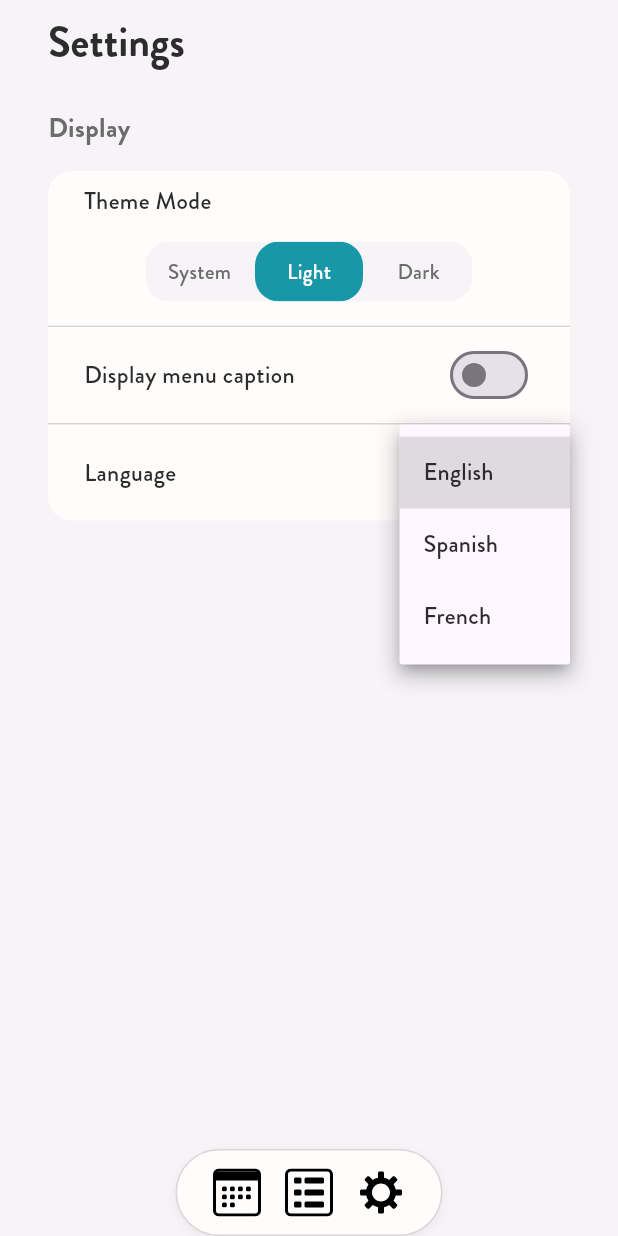
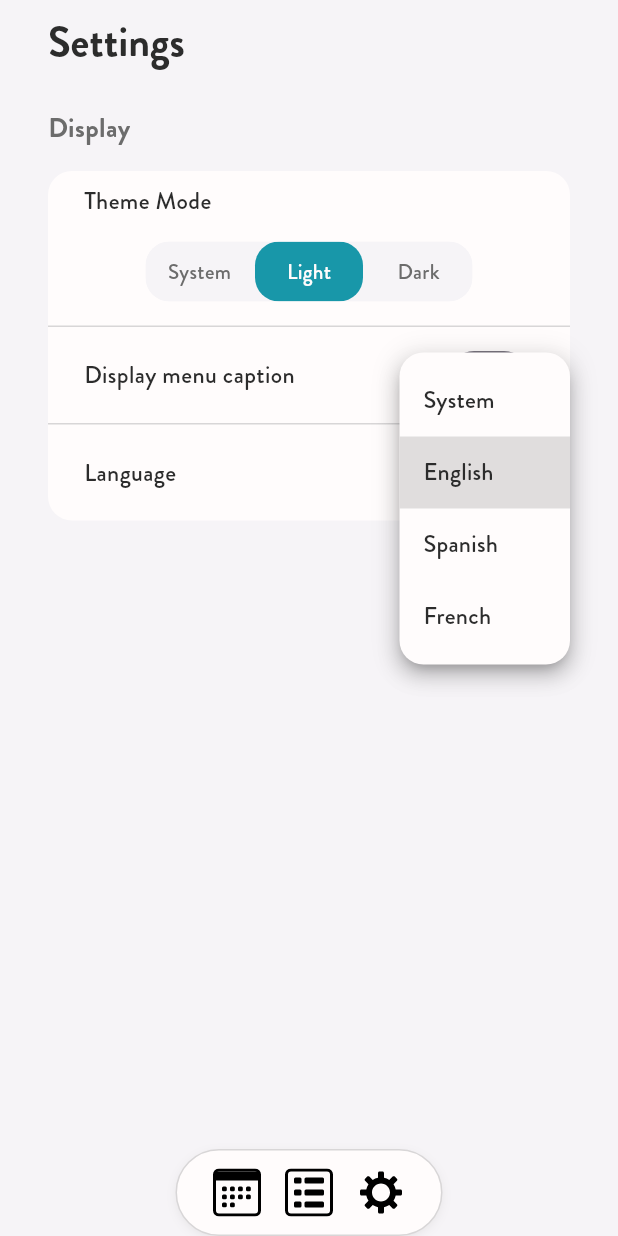
Before and after one commit to halbehers/hamewari_lunar_calendar, a Flutter app: the SettingsPage screen opened by its route, after a tap on "English", on a phone screen of 412 x 824 dp. Run offline on Flutter 3.47's test engine with Material 3 defaults, Android fonts, the phone set to English and light mode, and no system bars; drawn by our look-alikes of toggle_switch; our stand-ins replace flutter_svg, go_router, sqflite, vibration; accounts and stored records are empty.

Commit message:
Chore: custom dropdown setting

```diff
--- a/lib/l10n/app_en.arb
+++ b/lib/l10n/app_en.arb
@@ -39,6 +39,10 @@
   "@settings_language": {
     "description": "Setting language"
   },
+  "settings_language_system": "System",
+  "@settings_language_system": {
+    "description": "Setting language system label"
+  },
   "settings_theme_mode": "Theme Mode",
   "@settings_theme_mode": {
     "description": "Setting theme mode"
--- a/lib/l10n/app_es.arb
+++ b/lib/l10n/app_es.arb
@@ -9,6 +9,7 @@
   "settings_display": "Pantalla",
   "settings_display_menu_caption": "Mostrar las etiquetas del menú",
   "settings_language": "Idioma",
+  "settings_language_system": "Sistema",
   "settings_theme_mode": "Tema",
   "theme_mode_dark": "Oscuro",
   "theme_mode_light": "Claro",
--- a/lib/l10n/app_fr.arb
+++ b/lib/l10n/app_fr.arb
@@ -9,6 +9,7 @@
   "settings_display": "Affichage",
   "settings_display_menu_caption": "Afficher les labels du menu",
   "settings_language": "Langue",
+  "settings_language_system": "Système",
   "settings_theme_mode": "Thème",
   "theme_mode_dark": "Sombre",
   "theme_mode_light": "Clair",
--- a/lib/l10n/app_localizations.dart
+++ b/lib/l10n/app_localizations.dart
@@ -160,6 +160,12 @@ abstract class AppLocalizations {
   /// **'Language'**
   String get settings_language;
 
+  /// Setting language system label
+  ///
+  /// In en, this message translates to:
+  /// **'System'**
+  String get settings_language_system;
+
   /// Setting theme mode
   ///
   /// In en, this message translates to:
--- a/lib/l10n/app_localizations_en.dart
+++ b/lib/l10n/app_localizations_en.dart
@@ -39,6 +39,9 @@ class AppLocalizationsEn extends AppLocalizations {
   String get settings_language => 'Language';
 
   @override
+  String get settings_language_system => 'System';
+
+  @override
   String get settings_theme_mode => 'Theme Mode';
 
   @override
--- a/lib/l10n/app_localizations_es.dart
+++ b/lib/l10n/app_localizations_es.dart
@@ -39,6 +39,9 @@ class AppLocalizationsEs extends AppLocalizations {
   String get settings_language => 'Idioma';
 
   @override
+  String get settings_language_system => 'Sistema';
+
+  @override
   String get settings_theme_mode => 'Tema';
 
   @override
--- a/lib/l10n/app_localizations_fr.dart
+++ b/lib/l10n/app_localizations_fr.dart
@@ -39,6 +39,9 @@ class AppLocalizationsFr extends AppLocalizations {
   String get settings_language => 'Langue';
 
   @override
+  String get settings_language_system => 'Système';
+
+  @override
   String get settings_theme_mode => 'Thème';
 
   @override
--- a/lib/main.dart
+++ b/lib/main.dart
@@ -1,5 +1,4 @@
 import 'package:flutter/material.dart';
-import 'package:flutter_localizations/flutter_localizations.dart';
 import 'package:go_router/go_router.dart';
 import 'package:hamewari/l10n/app_localizations.dart';
 import 'package:hamewari/pages/calendar.dart';
--- a/lib/pages/settings.dart
+++ b/lib/pages/settings.dart
@@ -8,7 +8,6 @@ import 'package:hamewari/ui/settings/bool_setting.dart';
 import 'package:hamewari/ui/settings/locale_setting.dart';
 import 'package:hamewari/ui/settings/setting_section.dart';
 import 'package:hamewari/ui/settings/theme_mode_setting.dart';
-import 'package:hamewari/ui/settings/toggle_switch_setting.dart';
 import 'package:provider/provider.dart';
 
 class SettingsPage extends StatelessWidget {
@@ -44,11 +43,7 @@ class SettingsPage extends StatelessWidget {
                   initialValue: settingsProvider.displayMenuCaptions,
                   onChanged: settingsProvider.setDisplayMenuCaptions,
                 ),
-                LocaleSetting(
-                  label: t.settings_language,
-                  initialValue: settingsProvider.locale,
-                  onChanged: settingsProvider.setLocale,
-                ),
+                LocaleSetting(),
               ],
             ),
           ],
--- a/lib/pages/tasks.dart
+++ b/lib/pages/tasks.dart
@@ -12,7 +12,7 @@ class TasksPage extends StatelessWidget {
 
     return Scaffold(
       backgroundColor: appTheme.backgroundColor,
-      body: Center(child: Text("Tasks page")),
+      body: Center(child: Text("Tasks page", style: appTheme.body)),
       floatingActionButton: MainPageSelector(pageId: "tasks"),
       floatingActionButtonLocation: FloatingActionButtonLocation.centerDocked,
     );
--- a/lib/providers/settings_provider.dart
+++ b/lib/providers/settings_provider.dart
@@ -43,15 +43,16 @@ class SettingsProvider extends ChangeNotifier {
     }
   }
 
-  Locale _locale = Locale("en");
-  final Locale defaultLocale = Locale("en");
+  Locale? _locale = Locale("en");
 
-  Locale get locale => _locale;
+  Locale? get locale => _locale;
 
   void setLocale(Locale? locale, {bool persistChange = true}) {
-    if (!AppLocalizations.supportedLocales.contains(locale)) return;
+    if (locale == null || !AppLocalizations.supportedLocales.contains(locale)) {
+      _locale = null;
+    }
 
-    _locale = locale ?? defaultLocale;
+    _locale = locale;
     notifyListeners();
     if (persistChange) {
       service.setupByName(SettingsService.selectedLocaleId, locale.toString());
--- a/lib/ui/buttons/calendar_view_selector.dart
+++ b/lib/ui/buttons/calendar_view_selector.dart
@@ -1,5 +1,4 @@
 import 'package:flutter/material.dart';
-import 'package:hamewari/l10n/app_localizations.dart';
 import 'package:hamewari/ui/buttons/button_stack.dart';
 import 'package:hamewari/pages/calendar.dart';
 import 'package:hamewari/theme/icon_path.dart';
--- a/lib/ui/calendar/week_calendar.dart
+++ b/lib/ui/calendar/week_calendar.dart
@@ -1,6 +1,5 @@
 import 'package:flutter/material.dart';
 import 'package:hamewari/calendar/calendar_manager.dart';
-import 'package:hamewari/l10n/app_localizations.dart';
 import 'package:hamewari/main.dart';
 import 'package:hamewari/theme/app_theme.dart';
 import 'package:hamewari/ui/calendar/hour.dart';
--- /dev/null
+++ b/lib/ui/settings/dropdown_setting.dart
@@ -0,0 +1,65 @@
+import 'package:flutter/material.dart';
+import 'package:hamewari/main.dart';
+import 'package:hamewari/theme/app_theme.dart';
+import 'package:hamewari/theme/h_icon.dart';
+import 'package:hamewari/theme/icon_path.dart';
+
+class DropdownSettingItem<T> {
+  const DropdownSettingItem({required this.label, required this.value});
+
+  final String label;
+  final T? value;
+}
+
+class DropdownSetting<T> extends StatelessWidget {
+  const DropdownSetting({
+    super.key,
+    required this.label,
+    this.initialValue,
+    this.notSelectedLabel,
+    required this.onChanged,
+    required this.items,
+  });
+
+  final String label;
+  final T? initialValue;
+  final String? notSelectedLabel;
+  final void Function(T? value) onChanged;
+  final List<DropdownSettingItem<T>> items;
+
+  @override
+  Widget build(BuildContext context) {
+    AppTheme appTheme = context.appTheme;
+    return Row(
+      mainAxisAlignment: MainAxisAlignment.spaceBetween,
+      crossAxisAlignment: CrossAxisAlignment.center,
+      children: [
+        Text(label, style: appTheme.body),
+        DropdownButton<T>(
+          value: initialValue,
+          icon: HIcon(iconPath: IconPath.arrowBottom),
+          underline: Container(height: 2, color: appTheme.borderColor),
+          borderRadius: BorderRadius.circular(16.0),
+          dropdownColor: appTheme.highlightedBackgroundColor,
+          items: [
+            ...(notSelectedLabel != null
+                ? [
+                    DropdownMenuItem<T>(
+                      value: null,
+                      child: Text(notSelectedLabel!, style: appTheme.body),
+                    ),
+                  ]
+                : []),
+            ...items.map(
+              (item) => DropdownMenuItem<T>(
+                value: item.value,
+                child: Text(item.label, style: appTheme.body),
+              ),
+            ),
+          ],
+          onChanged: onChanged,
+        ),
+      ],
+    );
+  }
+}
--- a/lib/ui/settings/locale_setting.dart
+++ b/lib/ui/settings/locale_setting.dart
@@ -1,52 +1,37 @@
 import 'package:flutter/material.dart';
 import 'package:hamewari/l10n/app_localizations.dart';
-import 'package:hamewari/main.dart';
-import 'package:hamewari/theme/app_theme.dart';
-import 'package:hamewari/theme/h_icon.dart';
-import 'package:hamewari/theme/icon_path.dart';
+import 'package:hamewari/providers/settings_provider.dart';
+import 'package:hamewari/ui/settings/dropdown_setting.dart';
+import 'package:provider/provider.dart';
 
 class LocaleSetting extends StatelessWidget {
-  const LocaleSetting({
-    super.key,
-    required this.label,
-    required this.initialValue,
-    required this.onChanged,
-  });
+  const LocaleSetting({super.key, this.label});
 
-  final String label;
-  final Locale initialValue;
-  final void Function(Locale?)? onChanged;
+  final String? label;
 
   @override
   Widget build(BuildContext context) {
-    AppTheme appTheme = context.appTheme;
     AppLocalizations t = AppLocalizations.of(context)!;
+    SettingsProvider settingsProvider = Provider.of<SettingsProvider>(context);
     Map<Locale, String> languageByLocale = {
       Locale("en"): t.language_en,
       Locale("fr"): t.language_fr,
       Locale("es"): t.language_es,
     };
 
-    return Row(
-      mainAxisAlignment: MainAxisAlignment.spaceBetween,
-      crossAxisAlignment: CrossAxisAlignment.center,
-      children: [
-        Text(label, style: appTheme.body),
-        DropdownButton<Locale>(
-          value: initialValue,
-          icon: HIcon(iconPath: IconPath.arrowBottom),
-          underline: Container(height: 2, color: appTheme.borderColor),
+    return DropdownSetting<Locale>(
+      label: label ?? t.settings_language,
+      initialValue: settingsProvider.locale,
+      onChanged: settingsProvider.setLocale,
+      notSelectedLabel: t.settings_language_system,
       items: AppLocalizations.supportedLocales
           .map(
-                (locale) => DropdownMenuItem<Locale>(
+            (locale) => DropdownSettingItem(
+              label: languageByLocale[locale]!,
               value: locale,
-                  child: Text(languageByLocale[locale]!, style: appTheme.body),
             ),
           )
           .toList(),
-          onChanged: onChanged,
-        ),
-      ],
     );
   }
 }
--- a/lib/ui/settings/setting_section.dart
+++ b/lib/ui/settings/setting_section.dart
@@ -1,5 +1,4 @@
 import 'package:flutter/material.dart';
-import 'package:hamewari/l10n/app_localizations.dart';
 import 'package:hamewari/theme/app_theme.dart';
 
 class SettingSection extends StatelessWidget {
--- a/lib/ui/settings/theme_mode_setting.dart
+++ b/lib/ui/settings/theme_mode_setting.dart
@@ -5,7 +5,9 @@ import 'package:hamewari/ui/settings/toggle_switch_setting.dart';
 import 'package:provider/provider.dart';
 
 class ThemeModeSetting extends StatelessWidget {
-  const ThemeModeSetting({super.key});
+  const ThemeModeSetting({super.key, this.label});
+
+  final String? label;
 
   @override
   Widget build(BuildContext context) {
@@ -19,13 +21,15 @@ class ThemeModeSetting extends StatelessWidget {
     };
 
     return ToggleSwitchSetting(
-      label: t.settings_theme_mode,
+      label: label ?? t.settings_theme_mode,
       initialValue: settingsProvider.themeMode,
       onChanged: settingsProvider.setThemeMode,
       items: ThemeMode.values
           .map(
-            (mode) =>
-                ToggleSwitchItem(label: labelByThemeModes[mode]!, value: mode),
+            (mode) => ToggleSwitchSettingItem(
+              label: labelByThemeModes[mode]!,
+              value: mode,
+            ),
           )
           .toList(),
     );
--- a/lib/ui/settings/toggle_switch_setting.dart
+++ b/lib/ui/settings/toggle_switch_setting.dart
@@ -3,8 +3,8 @@ import 'package:hamewari/main.dart';
 import 'package:hamewari/theme/app_theme.dart';
 import 'package:toggle_switch/toggle_switch.dart';
 
-class ToggleSwitchItem<T> {
-  const ToggleSwitchItem({required this.label, required this.value});
+class ToggleSwitchSettingItem<T> {
+  const ToggleSwitchSettingItem({required this.label, required this.value});
 
   final String label;
   final T value;
@@ -22,7 +22,7 @@ class ToggleSwitchSetting<T extends Enum> extends StatelessWidget {
   final String label;
   final T initialValue;
   final void Function(T value) onChanged;
-  final List<ToggleSwitchItem<T>> items;
+  final List<ToggleSwitchSettingItem<T>> items;
 
   @override
   Widget build(BuildContext context) {
@@ -44,7 +44,6 @@ class ToggleSwitchSetting<T extends Enum> extends StatelessWidget {
               initialLabelIndex: initialLabelIndex,
               totalSwitches: items.length,
               customHeights: items.map((_) => 32.0).toList(),
-              // customWidths: items.map((_) => 56.0).toList(),
               cornerRadius: 16.0,
               activeBgColor: [appTheme.secondaryColor],
               activeFgColor: appTheme.invertedTextColor,
```
Also changed, not shown: lib/calendar/calendar_manager.dart (+1 -9 lines). Lines whose indentation alone changed are shown as unchanged.
